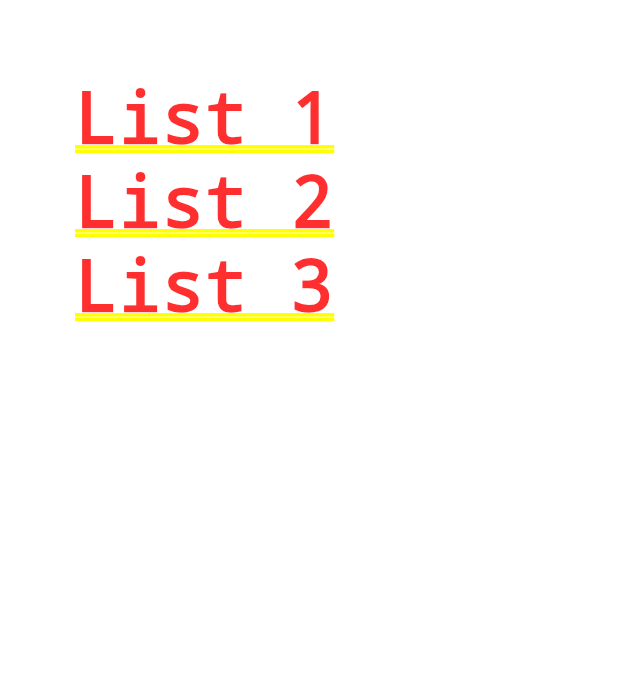
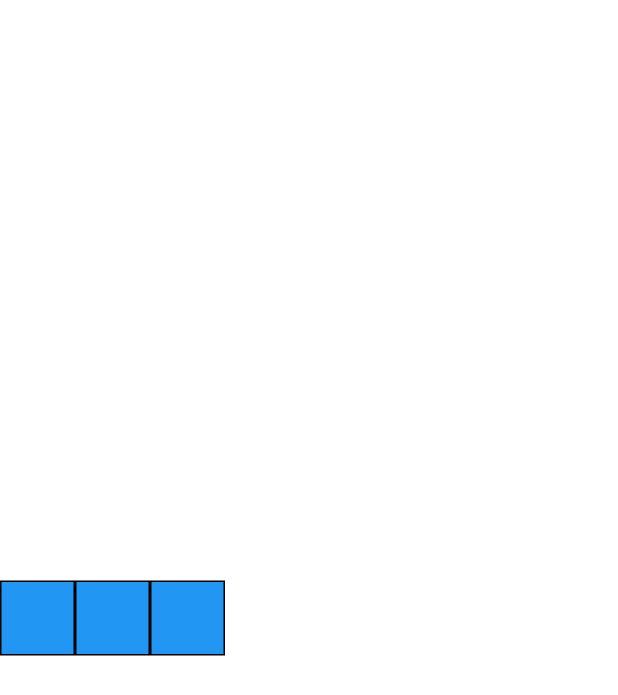
Before and after one commit to mohammedismayil/fista, a Flutter app: the screen it shows after launch, on a phone screen of 412 x 824 dp. Shown: the top 695 px of the screen. Run offline on Flutter 3.47's test engine with Material 2 defaults, Android fonts, the phone set to English and light mode, and no system bars.

Commit message:
basic changes

```diff
--- a/lib/Home/Home.dart
+++ b/lib/Home/Home.dart
@@ -1,14 +1,25 @@
 import 'package:flutter/cupertino.dart';
+import 'package:flutter/material.dart';
+
+import 'Row.dart';
 
 class ListViewHome extends StatelessWidget {
   @override
   Widget build(BuildContext context) {
-    return ListView(
-      padding: const EdgeInsets.all(50),
-      children: <Widget>[
-        Text('List 1'),
-        Text('List 2'),
-        Text('List 3'),
+    // return ListView(
+    //   padding: const EdgeInsets.all(50),
+    //   children: <Widget>[
+    //     Text('List 1'),
+    //     Text('List 2'),
+    //     Text('List 3'),
+    //   ],
+
+    // );
+    return Row(
+      children: [
+        BlueBox(),
+        BlueBox(),
+        BlueBox(),
       ],
     );
   }
--- /dev/null
+++ b/lib/Home/Row.dart
@@ -0,0 +1,16 @@
+import 'package:flutter/material.dart';
+import 'package:flutter/widgets.dart';
+
+class BlueBox extends StatelessWidget {
+  @override
+  Widget build(BuildContext context) {
+    return Container(
+      width: 50,
+      height: 50,
+      decoration: BoxDecoration(
+        color: Colors.blue,
+        border: Border.all(),
+      ),
+    );
+  }
+}
--- a/lib/main.dart
+++ b/lib/main.dart
@@ -117,7 +117,10 @@ class _MyHomePageState extends State<MyHomePage> {
               '$_counter',
               style: Theme.of(context).textTheme.headline4,
             ),
+
           ],
+
+
         ),
       ),
       floatingActionButton: FloatingActionButton(
```
